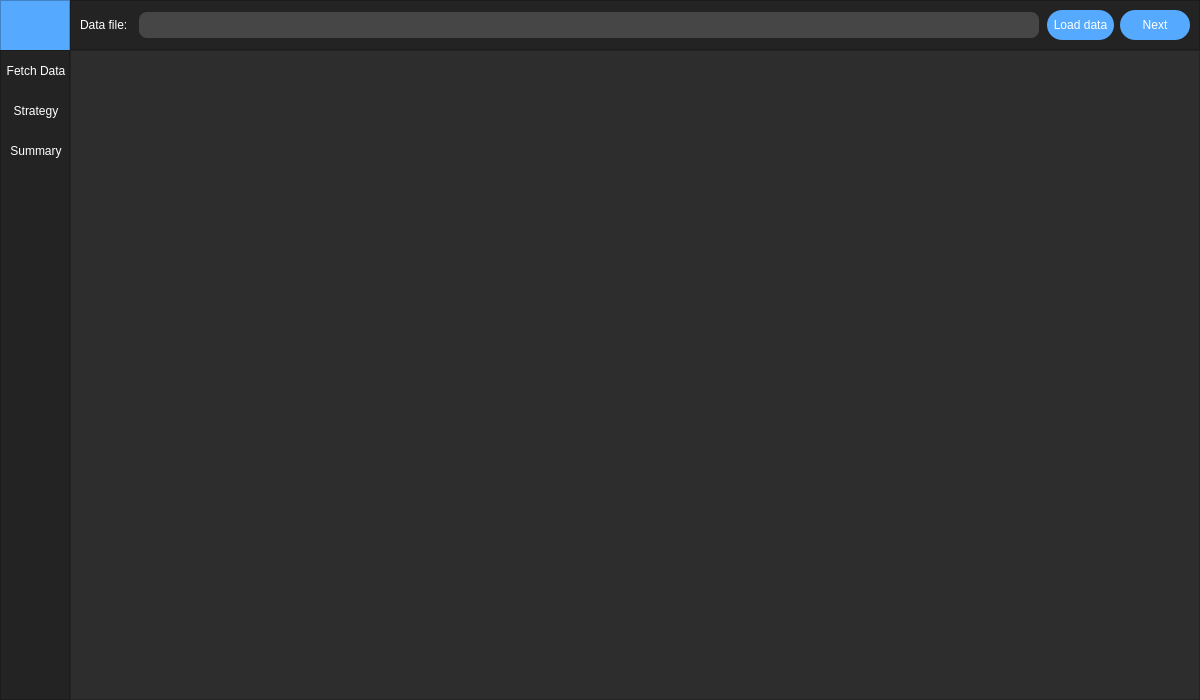
Qt form ui/mainWindow.ui (kornelHub/BackTesting-App) before a commit.
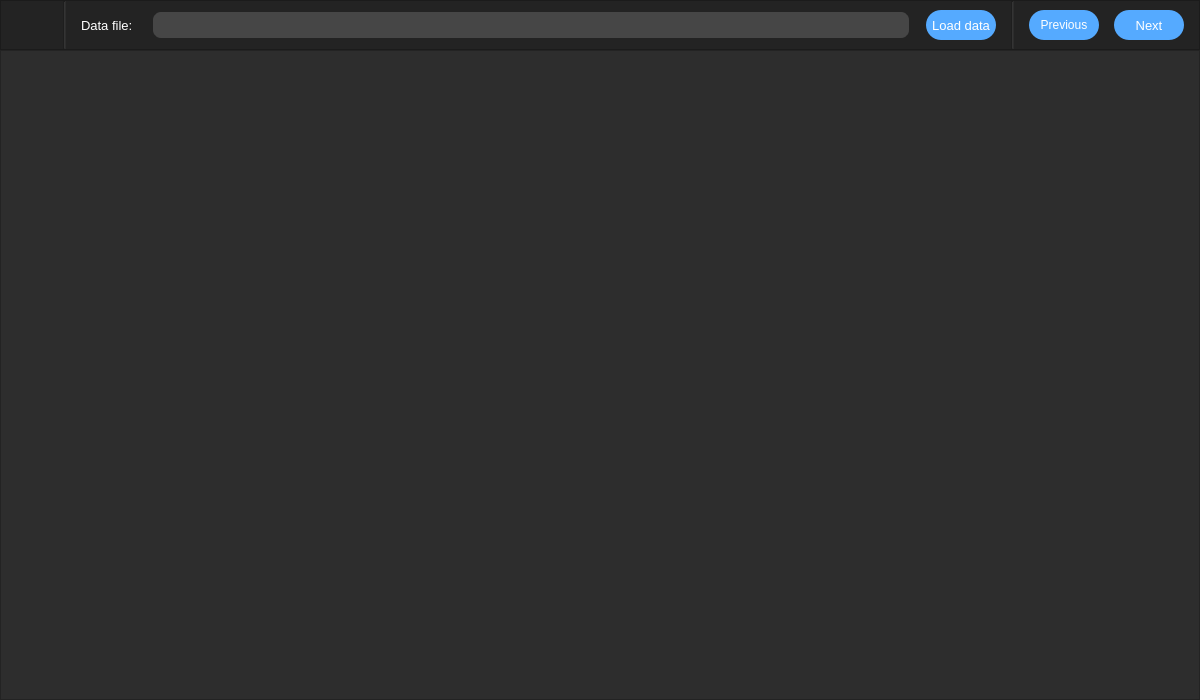
The same form after that commit. Custom widgets are drawn as their Qt base class.

Commit message: change main window layout and added previous_page_button

```diff
--- a/ui/mainWindow.ui
+++ b/ui/mainWindow.ui
@@ -81,74 +81,26 @@
        <property name="bottomMargin">
         <number>0</number>
        </property>
-       <item>
-        <widget class="QFrame" name="frame_toggle">
-         <property name="maximumSize">
-          <size>
-           <width>70</width>
-           <height>50</height>
-          </size>
-         </property>
-         <property name="styleSheet">
-          <string notr="true">background-color: rgb(85, 170, 255);</string>
-         </property>
-         <property name="frameShape">
-          <enum>QFrame::StyledPanel</enum>
-         </property>
-         <property name="frameShadow">
-          <enum>QFrame::Raised</enum>
-         </property>
-         <layout class="QVBoxLayout" name="verticalLayout_2">
-          <property name="spacing">
-           <number>0</number>
-          </property>
-          <property name="leftMargin">
-           <number>0</number>
-          </property>
-          <property name="topMargin">
-           <number>0</number>
-          </property>
-          <property name="rightMargin">
-           <number>0</number>
-          </property>
-          <property name="bottomMargin">
-           <number>0</number>
-          </property>
-          <item>
-           <widget class="QPushButton" name="btn_toggle">
-            <property name="sizePolicy">
-             <sizepolicy hsizetype="Expanding" vsizetype="Expanding">
-              <horstretch>0</horstretch>
-              <verstretch>0</verstretch>
-             </sizepolicy>
-            </property>
-            <property name="minimumSize">
-             <size>
-              <width>0</width>
-              <height>50</height>
-             </size>
-            </property>
-            <property name="maximumSize">
-             <size>
-              <width>16777215</width>
-              <height>50</height>
-             </size>
-            </property>
-            <property name="styleSheet">
-             <string notr="true">color: rgb(255, 255, 255);
-font: 8pt &quot;MS Shell Dlg 2&quot;;
-border: 0px sold;</string>
-            </property>
-            <property name="text">
-             <string/>
-            </property>
-           </widget>
-          </item>
-         </layout>
-        </widget>
-       </item>
        <item>
         <widget class="QFrame" name="frame_top_menu">
+         <property name="sizePolicy">
+          <sizepolicy hsizetype="Expanding" vsizetype="Expanding">
+           <horstretch>0</horstretch>
+           <verstretch>0</verstretch>
+          </sizepolicy>
+         </property>
+         <property name="minimumSize">
+          <size>
+           <width>0</width>
+           <height>50</height>
+          </size>
+         </property>
+         <property name="maximumSize">
+          <size>
+           <width>16777215</width>
+           <height>50</height>
+          </size>
+         </property>
          <property name="layoutDirection">
           <enum>Qt::LeftToRight</enum>
          </property>
@@ -159,6 +111,42 @@
           <enum>QFrame::Raised</enum>
          </property>
          <layout class="QHBoxLayout" name="horizontalLayout_4">
+          <property name="spacing">
+           <number>15</number>
+          </property>
+          <property name="leftMargin">
+           <number>15</number>
+          </property>
+          <property name="topMargin">
+           <number>0</number>
+          </property>
+          <property name="rightMargin">
+           <number>15</number>
+          </property>
+          <property name="bottomMargin">
+           <number>0</number>
+          </property>
+          <item>
+           <widget class="QPushButton" name="settings_button">
+            <property name="styleSheet">
+             <string notr="true">background-color: rgb(35,35,35);
+border: 0px sold;</string>
+            </property>
+            <property name="text">
+             <string/>
+            </property>
+           </widget>
+          </item>
+          <item>
+           <widget class="Line" name="line">
+            <property name="styleSheet">
+             <string notr="true">background-color: rgb(45,45,45);</string>
+            </property>
+            <property name="orientation">
+             <enum>Qt::Vertical</enum>
+            </property>
+           </widget>
+          </item>
           <item>
            <widget class="QLabel" name="data_lael">
             <property name="sizePolicy">
@@ -167,6 +155,15 @@
               <verstretch>0</verstretch>
              </sizepolicy>
             </property>
+            <property name="font">
+             <font>
+              <family>MS Shell Dlg 2</family>
+              <pointsize>10</pointsize>
+              <weight>50</weight>
+              <italic>false</italic>
+              <bold>false</bold>
+             </font>
+            </property>
             <property name="styleSheet">
              <string notr="true">color: rgb(255, 255, 255);
 font: 8pt &quot;MS Shell Dlg 2&quot;;</string>
@@ -179,11 +176,17 @@
           <item>
            <widget class="QLineEdit" name="data_path">
             <property name="sizePolicy">
-             <sizepolicy hsizetype="Expanding" vsizetype="Preferred">
+             <sizepolicy hsizetype="Expanding" vsizetype="Expanding">
               <horstretch>0</horstretch>
               <verstretch>0</verstretch>
              </sizepolicy>
             </property>
+            <property name="maximumSize">
+             <size>
+              <width>16777215</width>
+              <height>30</height>
+             </size>
+            </property>
             <property name="styleSheet">
              <string notr="true">QLineEdit {
 	font: 10pt &quot;MS Shell Dlg 2&quot;;
@@ -207,11 +210,26 @@
           <item>
            <widget class="QPushButton" name="load_data_button">
             <property name="sizePolicy">
-             <sizepolicy hsizetype="Preferred" vsizetype="Expanding">
+             <sizepolicy hsizetype="Expanding" vsizetype="Expanding">
               <horstretch>0</horstretch>
               <verstretch>0</verstretch>
              </sizepolicy>
             </property>
+            <property name="maximumSize">
+             <size>
+              <width>70</width>
+              <height>30</height>
+             </size>
+            </property>
+            <property name="font">
+             <font>
+              <family>MS Shell Dlg 2</family>
+              <pointsize>10</pointsize>
+              <weight>50</weight>
+              <italic>false</italic>
+              <bold>false</bold>
+             </font>
+            </property>
             <property name="styleSheet">
              <string notr="true">color: rgb(255, 255, 255);
 font: 8pt &quot;MS Shell Dlg 2&quot;;
@@ -225,7 +243,17 @@
            </widget>
           </item>
           <item>
-           <widget class="QPushButton" name="next_btn">
+           <widget class="Line" name="line_2">
+            <property name="styleSheet">
+             <string notr="true">background-color: rgb(45,45,45);</string>
+            </property>
+            <property name="orientation">
+             <enum>Qt::Vertical</enum>
+            </property>
+           </widget>
+          </item>
+          <item>
+           <widget class="QPushButton" name="previous_page_btn">
             <property name="sizePolicy">
              <sizepolicy hsizetype="Expanding" vsizetype="Expanding">
               <horstretch>0</horstretch>
@@ -240,7 +268,42 @@
             </property>
             <property name="styleSheet">
              <string notr="true">color: rgb(255, 255, 255);
-font: 8pt &quot;MS Shell Dlg 2&quot;;
+font: 10pt &quot;MS Shell Dlg 2&quot;;
+background-color: rgb(85, 170, 255);
+border: 0px sold;
+border-radius: 15px;</string>
+            </property>
+            <property name="text">
+             <string>Previous</string>
+            </property>
+           </widget>
+          </item>
+          <item>
+           <widget class="QPushButton" name="next_page_btn">
+            <property name="sizePolicy">
+             <sizepolicy hsizetype="Expanding" vsizetype="Expanding">
+              <horstretch>0</horstretch>
+              <verstretch>0</verstretch>
+             </sizepolicy>
+            </property>
+            <property name="maximumSize">
+             <size>
+              <width>70</width>
+              <height>30</height>
+             </size>
+            </property>
+            <property name="font">
+             <font>
+              <family>MS Shell Dlg 2</family>
+              <pointsize>10</pointsize>
+              <weight>50</weight>
+              <italic>false</italic>
+              <bold>false</bold>
+             </font>
+            </property>
+            <property name="styleSheet">
+             <string notr="true">color: rgb(255, 255, 255);
+font: 10pt &quot;MS Shell Dlg 2&quot;;
 background-color: rgb(85, 170, 255);
 border: 0px sold;
 border-radius: 15px;</string>
@@ -280,171 +343,6 @@
        <property name="bottomMargin">
         <number>0</number>
        </property>
-       <item>
-        <widget class="QFrame" name="frame_left_menu_container">
-         <property name="maximumSize">
-          <size>
-           <width>70</width>
-           <height>16777215</height>
-          </size>
-         </property>
-         <property name="styleSheet">
-          <string notr="true">background-color: rgb(35, 35, 35);</string>
-         </property>
-         <property name="frameShape">
-          <enum>QFrame::StyledPanel</enum>
-         </property>
-         <property name="frameShadow">
-          <enum>QFrame::Raised</enum>
-         </property>
-         <layout class="QVBoxLayout" name="verticalLayout_3">
-          <property name="spacing">
-           <number>0</number>
-          </property>
-          <property name="leftMargin">
-           <number>0</number>
-          </property>
-          <property name="topMargin">
-           <number>0</number>
-          </property>
-          <property name="rightMargin">
-           <number>0</number>
-          </property>
-          <property name="bottomMargin">
-           <number>0</number>
-          </property>
-          <item>
-           <widget class="QFrame" name="frame_left_menu">
-            <property name="sizePolicy">
-             <sizepolicy hsizetype="Expanding" vsizetype="Fixed">
-              <horstretch>0</horstretch>
-              <verstretch>0</verstretch>
-             </sizepolicy>
-            </property>
-            <property name="frameShape">
-             <enum>QFrame::NoFrame</enum>
-            </property>
-            <property name="frameShadow">
-             <enum>QFrame::Raised</enum>
-            </property>
-            <layout class="QVBoxLayout" name="verticalLayout_4">
-             <property name="spacing">
-              <number>0</number>
-             </property>
-             <property name="leftMargin">
-              <number>0</number>
-             </property>
-             <property name="topMargin">
-              <number>0</number>
-             </property>
-             <property name="bottomMargin">
-              <number>0</number>
-             </property>
-             <item>
-              <widget class="QPushButton" name="btn_menu_page_1">
-               <property name="minimumSize">
-                <size>
-                 <width>70</width>
-                 <height>40</height>
-                </size>
-               </property>
-               <property name="styleSheet">
-                <string notr="true">QPushButton {
-	font: 8pt &quot;MS Shell Dlg 2&quot;;
-	color: rgb(255, 255, 255);
-	background-color: rgb(35, 35, 35);
-	border: 0px sold;
-}
-QPushButton:hover {
-	background-color: rgb(85, 170, 255);
-}</string>
-               </property>
-               <property name="text">
-                <string>Fetch Data</string>
-               </property>
-              </widget>
-             </item>
-             <item>
-              <widget class="QPushButton" name="btn_menu_page_2">
-               <property name="minimumSize">
-                <size>
-                 <width>70</width>
-                 <height>40</height>
-                </size>
-               </property>
-               <property name="styleSheet">
-                <string notr="true">QPushButton {
-	font: 8pt &quot;MS Shell Dlg 2&quot;;
-	color: rgb(255, 255, 255);
-	background-color: rgb(35, 35, 35);
-	border: 0px sold;
-}
-QPushButton:hover {
-	background-color: rgb(85, 170, 255);
-}</string>
-               </property>
-               <property name="text">
-                <string>Strategy</string>
-               </property>
-              </widget>
-             </item>
-             <item>
-              <widget class="QPushButton" name="btn_menu_page_3">
-               <property name="minimumSize">
-                <size>
-                 <width>70</width>
-                 <height>40</height>
-                </size>
-               </property>
-               <property name="styleSheet">
-                <string notr="true">QPushButton {
-	font: 8pt &quot;MS Shell Dlg 2&quot;;
-	color: rgb(255, 255, 255);
-	background-color: rgb(35, 35, 35);
-	border: 0px sold;
-}
-QPushButton:hover {
-	background-color: rgb(85, 170, 255);
-}</string>
-               </property>
-               <property name="text">
-                <string>Summary</string>
-               </property>
-              </widget>
-             </item>
-            </layout>
-           </widget>
-          </item>
-          <item>
-           <widget class="QWidget" name="widget_2" native="true">
-            <property name="sizePolicy">
-             <sizepolicy hsizetype="Expanding" vsizetype="Expanding">
-              <horstretch>0</horstretch>
-              <verstretch>0</verstretch>
-             </sizepolicy>
-            </property>
-           </widget>
-          </item>
-          <item>
-           <widget class="QWidget" name="widget" native="true">
-            <layout class="QVBoxLayout" name="verticalLayout_6">
-             <item>
-              <widget class="QPushButton" name="settings_button">
-               <property name="styleSheet">
-                <string notr="true">background-color: rgb(35,35,35);
-border: 0px sold;</string>
-               </property>
-               <property name="text">
-                <string/>
-               </property>
-              </widget>
-             </item>
-            </layout>
-           </widget>
-          </item>
-         </layout>
-        </widget>
-       </item>
        <item>
         <widget class="QFrame" name="frame_pages">
          <property name="frameShape">
```
Left out of the diff: 4 changed lines with no effect on the pictures. The commit also changes 1 other file.
